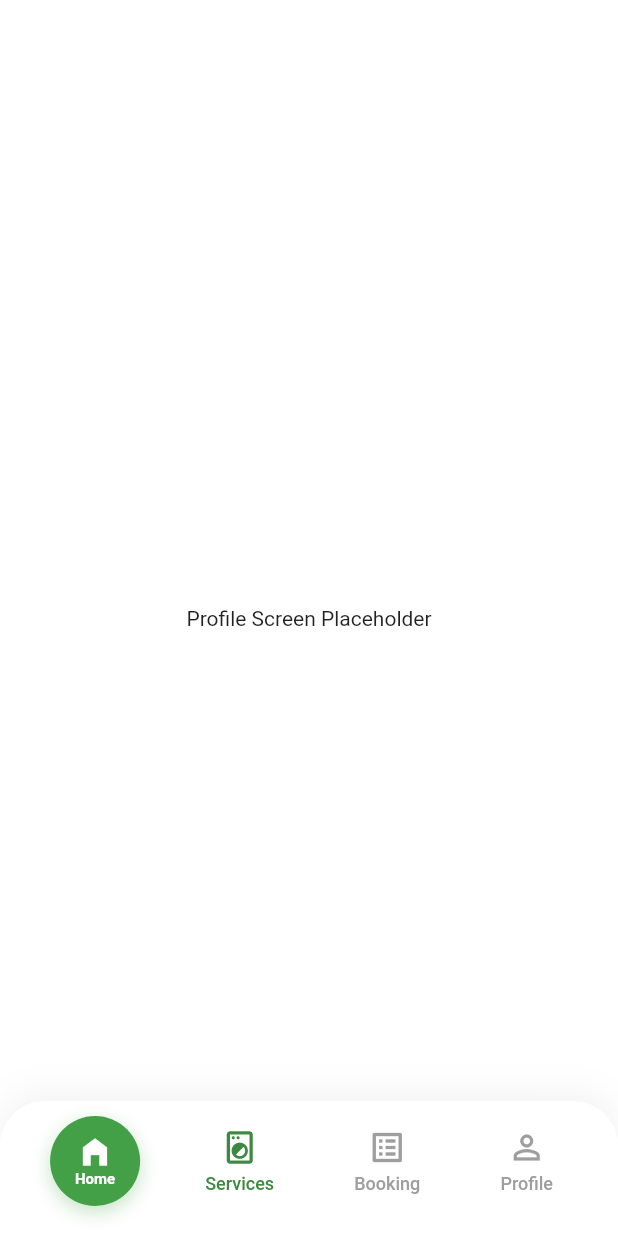
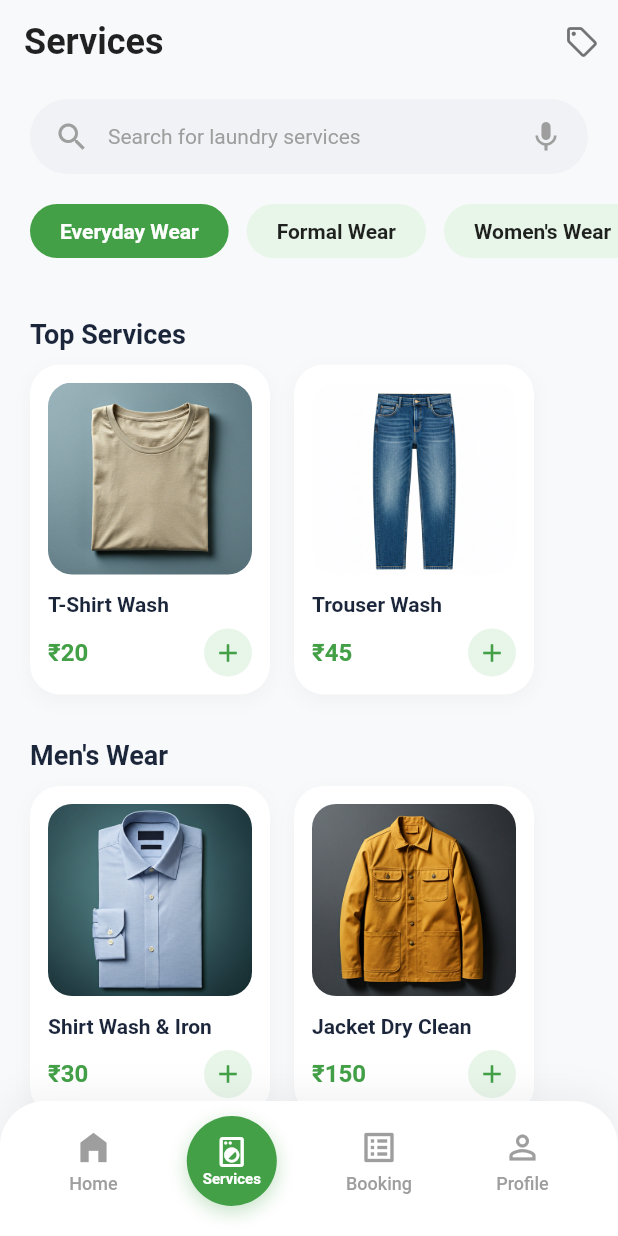
Before and after one commit to gohypedevelopers-stack/cleclo, a Flutter app: the BottomNavBar screen opened by its route, item 2 of the bottom bar chosen, on a phone screen of 412 x 824 dp. Run offline on Flutter 3.47's test engine with Material 3 defaults, Android fonts, the light colour scheme and no system bars; our stand-ins replace go_router, smooth_page_indicator.

Commit message:
feat: Introduce Services screen with bottom navigation integration and new service images.

```diff
--- a/lib/features/home/view/bottom_nav_bar.dart
+++ b/lib/features/home/view/bottom_nav_bar.dart
@@ -1,4 +1,5 @@
 import 'package:cleclo/features/home/view/home_screen.dart';
+import 'package:cleclo/features/home/view/services_screen.dart';
 import 'package:cleclo/utils/theme/colors.dart';
 import 'package:flutter/material.dart';
 
@@ -14,6 +15,12 @@ class _BottomNavBarState extends State<BottomNavBar> {
 
   final List<Widget> _screens = [
     const HomeScreen(),
+    const ServicesScreen(),
+    const Scaffold(
+      body: Center(
+        child: Text('Booking Screen Placeholder'),
+      ),
+    ),
     const Scaffold(
       body: Center(
         child: Text('Profile Screen Placeholder'),
@@ -56,8 +63,8 @@ class _BottomNavBarState extends State<BottomNavBar> {
   Widget _buildNavItem(int index, IconData icon, String label) {
     final isSelected = _currentIndex == index;
 
-    if (index == 0) {
-      // Special styling for Home
+    if (isSelected) {
+      // Special styling for Active Tab (Home or Services)
       return GestureDetector(
         onTap: () => setState(() => _currentIndex = index),
         child: Container(
@@ -92,7 +99,7 @@ class _BottomNavBarState extends State<BottomNavBar> {
       );
     }
 
-    // Standard styling for others
+    // Standard styling for inactive tabs
     return GestureDetector(
       onTap: () => setState(() => _currentIndex = index),
       child: Container(
@@ -103,14 +110,14 @@ class _BottomNavBarState extends State<BottomNavBar> {
           children: [
             Icon(
               icon,
-              color: isSelected ? AppColors.primary : Colors.grey,
+              color: Colors.grey,
               size: 26,
             ),
             const SizedBox(height: 4),
             Text(
               label,
-              style: TextStyle(
-                color: isSelected ? AppColors.primary : Colors.grey,
+              style: const TextStyle(
+                color: Colors.grey,
                 fontSize: 12,
                 fontWeight: FontWeight.w500,
               ),
--- /dev/null
+++ b/lib/features/home/view/services_screen.dart
@@ -0,0 +1,223 @@
+import 'package:cleclo/utils/images/images.dart';
+import 'package:cleclo/utils/theme/colors.dart';
+import 'package:flutter/material.dart';
+
+class ServicesScreen extends StatefulWidget {
+  const ServicesScreen({super.key});
+
+  @override
+  State<ServicesScreen> createState() => _ServicesScreenState();
+}
+
+class _ServicesScreenState extends State<ServicesScreen> {
+  String _selectedCategory = 'Everyday Wear';
+
+  @override
+  Widget build(BuildContext context) {
+    return Scaffold(
+      backgroundColor: const Color(0xFFF8F9FA),
+      appBar: AppBar(
+        backgroundColor: const Color(0xFFF8F9FA),
+        elevation: 0,
+        title: const Text(
+          'Services',
+          style: TextStyle(
+            color: Colors.black87,
+            fontSize: 24,
+            fontWeight: FontWeight.bold,
+          ),
+        ),
+        actions: [
+          IconButton(
+            icon: const Icon(Icons.local_offer_outlined, color: Colors.black54),
+            onPressed: () {},
+          ),
+        ],
+      ),
+      body: SingleChildScrollView(
+        padding: const EdgeInsets.only(bottom: 100), // Space for bottom nav
+        child: Column(
+          crossAxisAlignment: CrossAxisAlignment.start,
+          children: [
+            // Search Bar
+            Padding(
+              padding: const EdgeInsets.symmetric(horizontal: 20, vertical: 10),
+              child: Container(
+                padding: const EdgeInsets.symmetric(horizontal: 16),
+                height: 50,
+                decoration: BoxDecoration(
+                  color: const Color(0xFFF0F2F5),
+                  borderRadius: BorderRadius.circular(25),
+                ),
+                child: Row(
+                  children: const [
+                    Icon(Icons.search, color: Color(0xFF9E9E9E)),
+                    SizedBox(width: 12),
+                    Expanded(
+                      child: Text(
+                        'Search for laundry services',
+                        style: TextStyle(color: Color(0xFF9E9E9E)),
+                      ),
+                    ),
+                    Icon(Icons.mic, color: Color(0xFF9E9E9E)),
+                  ],
+                ),
+              ),
+            ),
+
+            // Categories
+            SingleChildScrollView(
+              scrollDirection: Axis.horizontal,
+              padding: const EdgeInsets.symmetric(horizontal: 20, vertical: 10),
+              child: Row(
+                children: ['Everyday Wear', 'Formal Wear', 'Women\'s Wear', 'Kids', 'Household'].map((category) {
+                  final isSelected = _selectedCategory == category;
+                  return Padding(
+                    padding: const EdgeInsets.only(right: 12),
+                    child: GestureDetector(
+                      onTap: () => setState(() => _selectedCategory = category),
+                      child: Container(
+                        padding: const EdgeInsets.symmetric(horizontal: 20, vertical: 10),
+                        decoration: BoxDecoration(
+                          color: isSelected ? const Color(0xFF43A047) : const Color(0xFFE8F5E9),
+                          borderRadius: BorderRadius.circular(20),
+                        ),
+                        child: Text(
+                          category,
+                          style: TextStyle(
+                            color: isSelected ? Colors.white : Colors.black87,
+                            fontWeight: FontWeight.w600,
+                          ),
+                        ),
+                      ),
+                    ),
+                  );
+                }).toList(),
+              ),
+            ),
+
+            const SizedBox(height: 20),
+
+            // Top Services
+            _buildSectionHeader('Top Services'),
+            _buildHorizontalList([
+              {'image': Images.tShirtWash, 'name': 'T-Shirt Wash', 'price': '20'},
+              {'image': Images.trouserWash, 'name': 'Trouser Wash', 'price': '45'},
+            ]),
+
+            const SizedBox(height: 20),
+
+            // Men's Wear
+            _buildSectionHeader('Men\'s Wear'),
+            _buildHorizontalList([
+              {'image': Images.shirtWashIron, 'name': 'Shirt Wash & Iron', 'price': '30'},
+              {'image': Images.jacketDryClean, 'name': 'Jacket Dry Clean', 'price': '150'},
+            ]),
+
+            const SizedBox(height: 20),
+
+            // Household Items
+            _buildSectionHeader('Household Items'),
+            _buildHorizontalList([
+              {'image': Images.bedsheetWash, 'name': 'Bedsheet Wash', 'price': '80'},
+              {'image': Images.comforterClean, 'name': 'Comforter Clean', 'price': '250'},
+            ]),
+          ],
+        ),
+      ),
+    );
+  }
+
+  Widget _buildSectionHeader(String title) {
+    return Padding(
+      padding: const EdgeInsets.symmetric(horizontal: 20, vertical: 10),
+      child: Text(
+        title,
+        style: const TextStyle(
+          fontSize: 18,
+          fontWeight: FontWeight.bold,
+          color: Color(0xFF1B263B),
+        ),
+      ),
+    );
+  }
+
+  Widget _buildHorizontalList(List<Map<String, String>> items) {
+    return SizedBox(
+      height: 220,
+      child: ListView.builder(
+        scrollDirection: Axis.horizontal,
+        padding: const EdgeInsets.symmetric(horizontal: 20),
+        itemCount: items.length,
+        itemBuilder: (context, index) {
+          final item = items[index];
+          return Container(
+            width: 160,
+            margin: const EdgeInsets.only(right: 16),
+            padding: const EdgeInsets.all(12),
+            decoration: BoxDecoration(
+              color: Colors.white,
+              borderRadius: BorderRadius.circular(20),
+              boxShadow: [
+                BoxShadow(
+                  color: Colors.black.withOpacity(0.03),
+                  blurRadius: 10,
+                  offset: const Offset(0, 4),
+                ),
+              ],
+            ),
+            child: Column(
+              crossAxisAlignment: CrossAxisAlignment.start,
+              children: [
+                Expanded(
+                  child: Container(
+                    decoration: BoxDecoration(
+                      borderRadius: BorderRadius.circular(16),
+                      image: DecorationImage(
+                        image: AssetImage(item['image']!),
+                        fit: BoxFit.cover,
+                      ),
+                    ),
+                  ),
+                ),
+                const SizedBox(height: 12),
+                Text(
+                  item['name']!,
+                  maxLines: 1,
+                  overflow: TextOverflow.ellipsis,
+                  style: const TextStyle(
+                    fontSize: 14,
+                    fontWeight: FontWeight.bold,
+                    color: Color(0xFF1B263B),
+                  ),
+                ),
+                const SizedBox(height: 8),
+                Row(
+                  mainAxisAlignment: MainAxisAlignment.spaceBetween,
+                  children: [
+                    Text(
+                      '₹${item['price']}',
+                      style: const TextStyle(
+                        fontSize: 16,
+                        fontWeight: FontWeight.bold,
+                        color: Color(0xFF43A047),
+                      ),
+                    ),
+                    Container(
+                      padding: const EdgeInsets.all(6),
+                      decoration: BoxDecoration(
+                        color: const Color(0xFFE8F5E9),
+                        shape: BoxShape.circle,
+                      ),
+                      child: const Icon(Icons.add, size: 20, color: Color(0xFF43A047)),
+                    ),
+                  ],
+                ),
+              ],
+            ),
+          );
+        },
+      ),
+    );
+  }
+}
--- a/lib/utils/images/images.dart
+++ b/lib/utils/images/images.dart
@@ -39,4 +39,12 @@ class Images {
   static const String shorts = 'assets/images/Shorts.png';
   static const String jeans = 'assets/images/Jeans.jpg';
   static const String cargoPants = 'assets/images/Cargo Pants.jpg';
+
+  // Services Screen
+  static const String tShirtWash = 'assets/images/T-Shirt Wash.png';
+  static const String trouserWash = 'assets/images/Trouser Wash.png';
+  static const String shirtWashIron = 'assets/images/Shirt Wash & Iron.png';
+  static const String jacketDryClean = 'assets/images/Jacket Dry Clean.png';
+  static const String bedsheetWash = 'assets/images/Bedsheet Wash.png';
+  static const String comforterClean = 'assets/images/Comforter Clean.png';
 }
```
Also changed, not shown: assets/images/Bedsheet Wash.png (added), assets/images/Comforter Clean.png (added), assets/images/Jacket Dry Clean.png (added), assets/images/Shirt Wash & Iron.png (added), assets/images/T-Shirt Wash.png (added), assets/images/Trouser Wash.png (added).
